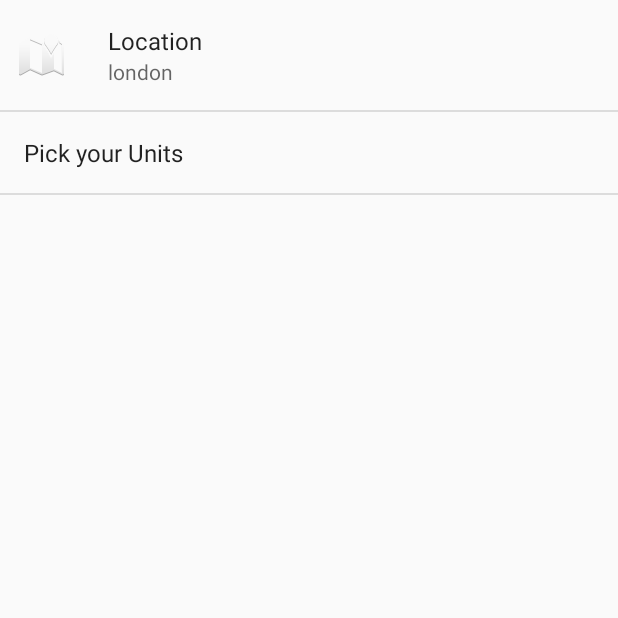
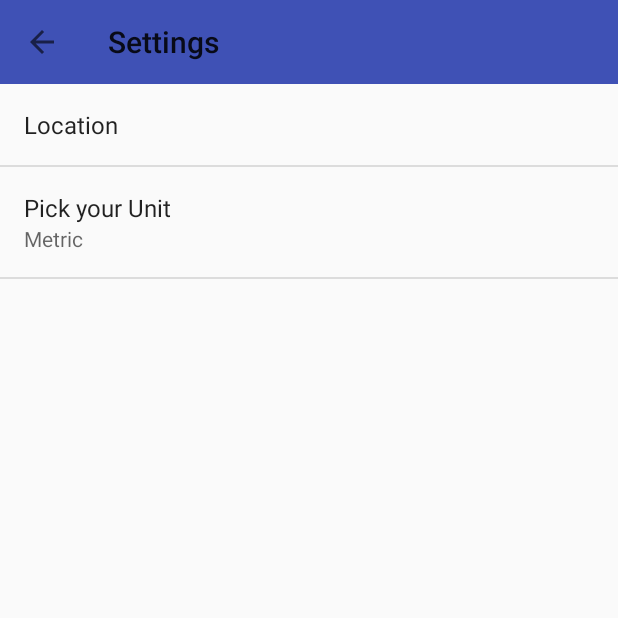
Before and after one commit to deepanshut041/flicker, an Android app: the DetailSettingActivity screen opened directly, with no data from a screen before it, on a phone screen of 412 x 824 dp, the top half of it. Run offline under Robolectric (Android 15) with nearby library versions, the phone set to English and light mode, and no system bars.

Commit message:
Setting activity is working

```diff
--- a/app/src/main/java/com/example/deepn/flicker/DetailSettingActivity.java
+++ b/app/src/main/java/com/example/deepn/flicker/DetailSettingActivity.java
@@ -2,14 +2,22 @@ package com.example.deepn.flicker;
 
 import android.app.Activity;
 import android.os.Bundle;
+import android.support.v7.app.AppCompatActivity;
+import android.support.v7.widget.Toolbar;
 
-public class DetailSettingActivity extends Activity {
+public class DetailSettingActivity extends AppCompatActivity {
 
     @Override
     protected void onCreate(Bundle savedInstanceState) {
         super.onCreate(savedInstanceState);
+        setContentView(R.layout.activity_detail_setting);
+        Toolbar toolbar = (Toolbar) findViewById(R.id.setting_actionbar);
+        setSupportActionBar(toolbar);
+        getSupportActionBar().setDisplayHomeAsUpEnabled(true);
+
         SettingFragment settingFragment = new SettingFragment();
-        getFragmentManager().beginTransaction().replace(android.R.id.content, settingFragment).commit();
+        getFragmentManager().beginTransaction().replace(R.id.setting_fragment, settingFragment).commit();
+
     }
 
 
--- a/app/src/main/java/com/example/deepn/flicker/SettingFragment.java
+++ b/app/src/main/java/com/example/deepn/flicker/SettingFragment.java
@@ -1,18 +1,49 @@
 package com.example.deepn.flicker;
 
 import android.os.Bundle;
+import android.preference.ListPreference;
+import android.preference.Preference;
 import android.preference.PreferenceFragment;
+import android.preference.PreferenceManager;
 
 /**
  * Created by deepn on 9/7/2017.
  */
 
-public class SettingFragment extends PreferenceFragment{
+public class SettingFragment extends PreferenceFragment implements Preference.OnPreferenceChangeListener{
     @Override
     public void onCreate(Bundle savedInstanceState) {
         super.onCreate(savedInstanceState);
-
         // Load the preferences from an XML resource
         addPreferencesFromResource(R.xml.detail_preference);
+        DetailSettingActivity m = new DetailSettingActivity();
+
+        bindPreferenceSummaryToValue(findPreference(getString(R.string.pref_location_key)));
+        bindPreferenceSummaryToValue(findPreference(getString(R.string.pref_temp_key)));
+    }
+
+    private void bindPreferenceSummaryToValue(Preference preference){
+        preference.setOnPreferenceChangeListener(this);
+
+        onPreferenceChange(preference, PreferenceManager.getDefaultSharedPreferences(preference.getContext()).
+        getString(preference.getKey(),""));
+    }
+
+    @Override
+    public boolean onPreferenceChange(Preference preference, Object value){
+        String str = value.toString();
+
+        if (preference instanceof ListPreference){
+            ListPreference listPreference = (ListPreference) preference;
+            int prefIndex = listPreference.findIndexOfValue(str);
+            if (prefIndex >= 0){
+                preference.setSummary(listPreference.getEntries()[prefIndex]);
+            }
+            else {
+                preference.setSummary(str);
+            }
+        }
+
+        return true;
     }
 }
--- a/app/src/main/res/layout/activity_detail_setting.xml
+++ b/app/src/main/res/layout/activity_detail_setting.xml
@@ -1,9 +1,25 @@
 <?xml version="1.0" encoding="utf-8"?>
-<android.support.constraint.ConstraintLayout xmlns:android="http://schemas.android.com/apk/res/android"
+<LinearLayout xmlns:android="http://schemas.android.com/apk/res/android"
     xmlns:app="http://schemas.android.com/apk/res-auto"
     xmlns:tools="http://schemas.android.com/tools"
+    android:id="@+id/setting_activity"
     android:layout_width="match_parent"
     android:layout_height="match_parent"
-    tools:context="com.example.deepn.flicker.DetailSettingActivity">
+    tools:context="com.example.deepn.flicker.DetailSettingActivity"
+    android:orientation="vertical">
 
-</android.support.constraint.ConstraintLayout>
+
+    <android.support.v7.widget.Toolbar
+        android:id="@+id/setting_actionbar"
+        android:layout_width="match_parent"
+        android:layout_height="?attr/actionBarSize"
+        android:background="@color/colorPrimary">
+    </android.support.v7.widget.Toolbar>
+
+    <FrameLayout
+        android:id="@+id/setting_fragment"
+        android:layout_width="match_parent"
+        android:layout_height="0dp"
+        android:layout_weight="1">
+    </FrameLayout>
+</LinearLayout>
--- a/app/src/main/res/values/strings.xml
+++ b/app/src/main/res/values/strings.xml
@@ -7,17 +7,28 @@
     <string name="refresh">REFRESH</string>
     <string name="WeatherDetail">WeatherDetail</string>
     <string name="title_activity_settings">Settings</string>
+    <string name="Settings">Settings</string>
 
     <!-- Strings related to Settings -->
 
-    <string-array name="pref_example_list_titles">
-        <item>1</item>
-        <item>1</item>
-    </string-array>
 
-    <string-array name="list_preference_entry_values">
+    <!-- For location in setting -->
+    <string name="pref_location_label">Location</string>
+    <string name="pref_location_key">location</string>
+    <string name="pref_location_default">245205</string>
+
+    <!-- For Temprature unit in setting -->
+    <string name="pref_temp_label">Pick your Unit</string>
+    <string name="pref_temp_key">Unit</string>
+    <string name="pref_temp_default">metric</string>
+    <string name="pref_temp_imperial">imperial</string>
+    <string name="pref_temp_metric">metric</string>
+    <string-array name="list_preference_options">
         <item>Metric</item>
         <item>Imperial</item>
     </string-array>
-
+    <string-array name="list_preference_values">
+        <item>metric</item>
+        <item>imperial</item>
+    </string-array>
 </resources>
--- a/app/src/main/res/values/styles.xml
+++ b/app/src/main/res/values/styles.xml
@@ -8,4 +8,10 @@
         <item name="colorAccent">@color/colorAccent</item>
     </style>
 
+    <style name="SettingTheme" parent="Theme.AppCompat.Light.DarkActionBar">
+        <!-- Customize your theme here. -->
+        <item name="colorPrimary">@color/colorPrimary</item>
+        <item name="colorPrimaryDark">@color/colorPrimaryDark</item>
+        <item name="colorAccent">@color/colorAccent</item>
+    </style>
 </resources>
--- a/app/src/main/res/xml/detail_preference.xml
+++ b/app/src/main/res/xml/detail_preference.xml
@@ -1,18 +1,16 @@
 <?xml version="1.0" encoding="utf-8"?>
 <PreferenceScreen xmlns:android="http://schemas.android.com/apk/res/android">
-
     <EditTextPreference
-        android:icon="@android:drawable/ic_dialog_map"
-        android:key="location"
+        android:key="@string/pref_location_key"
         android:selectAllOnFocus="true"
         android:singleLine="true"
-        android:summary="london"
-        android:title="Location"
+        android:defaultValue="@string/pref_location_default"
+        android:title="@string/pref_location_label"
         android:visibility="visible" />
     <ListPreference
-        android:defaultValue="1"
-        android:entries="@array/list_preference_entry_values"
-        android:entryValues="@array/pref_example_list_titles"
-        android:key="temp_units"
-        android:title="Pick your Units" />
+        android:defaultValue="@string/pref_temp_metric"
+        android:entries="@array/list_preference_options"
+        android:entryValues="@array/list_preference_values"
+        android:key="@string/pref_temp_key"
+        android:title="@string/pref_temp_label" />
 </PreferenceScreen>
```
Also changed, not shown: app/src/main/AndroidManifest.xml (+7 -1 lines), app/src/main/java/com/example/deepn/flicker/ForecastFragment.java (+69 -18 lines).
